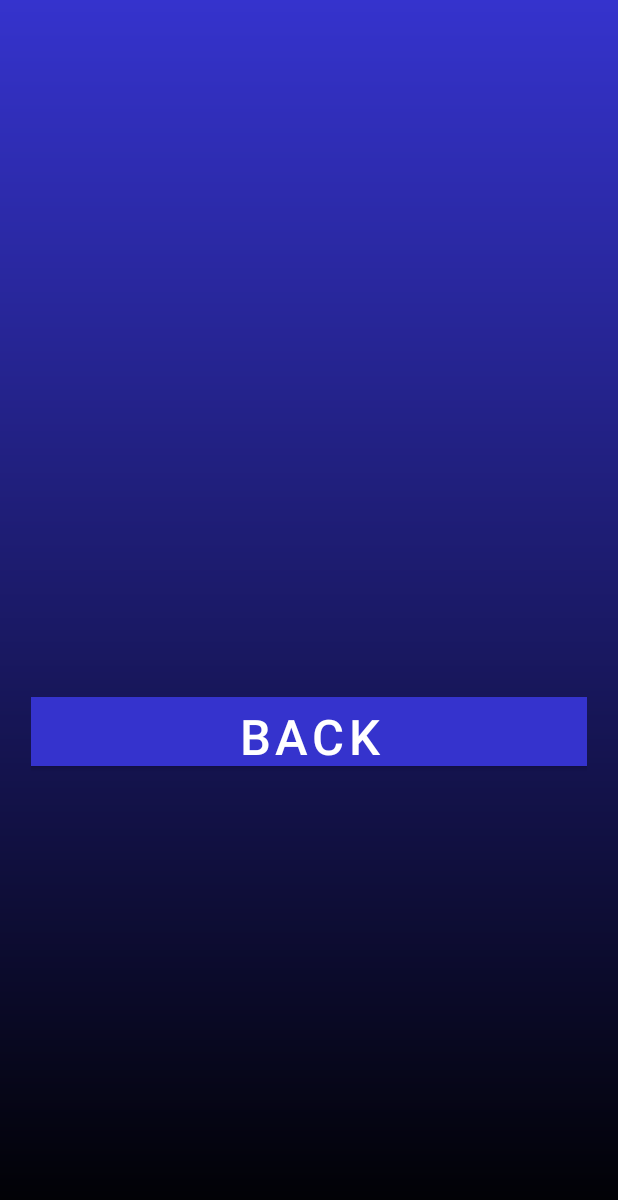
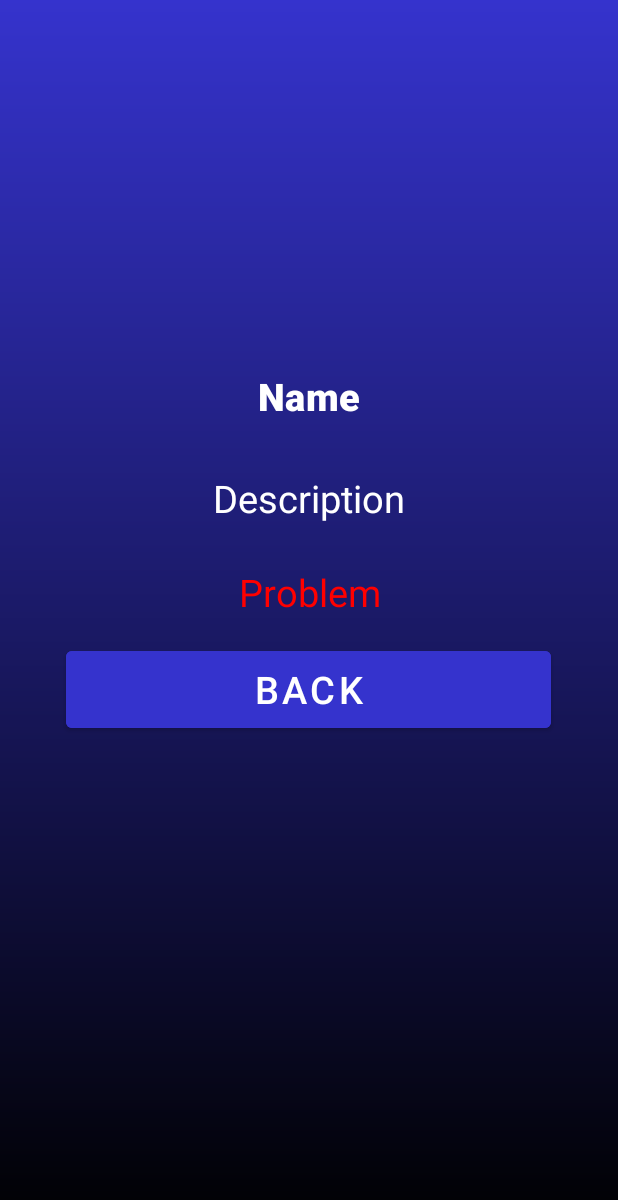
Before and after one commit to VehicleScan/VehicleScan, an Android app: the layout fragment_uds_detail.xml on its own in the app's theme, with its tools: preview values and no code run, on a phone screen of 412 x 824 dp. Shown: the top 1200 px of the screen. Run offline under Robolectric (Android 15) with nearby library versions, the phone set to English and light mode, and no system bars.

Commit message:
updates 2 in ui font and sizes

```diff
--- a/Diagnostic_Android_App/app/build.gradle.kts
+++ b/Diagnostic_Android_App/app/build.gradle.kts
@@ -9,7 +9,7 @@ android {
 
     defaultConfig {
         applicationId = "com.example.diagnostic_android_app"
-        minSdk = 35
+        minSdk = 34
         targetSdk = 35
         versionCode = 1
         versionName = "1.0"
--- a/Diagnostic_Android_App/app/src/main/res/layout/fragment_uds_detail.xml
+++ b/Diagnostic_Android_App/app/src/main/res/layout/fragment_uds_detail.xml
@@ -6,58 +6,60 @@
     android:layout_height="match_parent"
     android:background="@drawable/gradient_background"
     android:orientation="vertical"
-    android:padding="@dimen/_16sdp">
+    android:padding="16dp">
 
     <ImageView
         android:id="@+id/sensor_image"
-        android:layout_width="@dimen/_261sdp"
-        android:layout_height="@dimen/_167sdp"
+        android:layout_width="331dp"
+        android:layout_height="200dp"
         android:layout_gravity="center"
-        android:layout_marginTop="@dimen/_20sdp"
-        android:layout_marginEnd="@dimen/_12sdp" />
+        android:layout_marginEnd="12dp" />
 
     <TextView
         android:id="@+id/name"
         android:layout_width="match_parent"
-        android:layout_height="wrap_content"
+        android:layout_height="64dp"
         android:layout_gravity="center"
-        android:layout_marginTop="@dimen/_16sdp"
+        android:layout_marginTop="16dp"
+        android:gravity="center"
         android:textAppearance="?attr/textAppearanceHeadline6"
         android:textColor="@color/white"
-        android:textSize="@dimen/_25sdp"
-        android:textStyle="bold"
-        android:gravity="center"/>
+        android:textSize="25dp"
+        android:text = "Name"
+        android:textStyle="bold" />
 
     <TextView
         android:id="@+id/details"
         android:layout_width="match_parent"
-        android:layout_height="wrap_content"
+        android:layout_height="56dp"
         android:layout_gravity="center"
-        android:layout_marginTop="@dimen/_8sdp"
+        android:layout_marginTop="8dp"
+        android:gravity="center"
         android:textColor="@color/white"
-        android:textSize="@dimen/_25sdp"
-        android:gravity="center"/>
+        android:text = "Description"
+        android:textSize="25dp" />
 
     <TextView
         android:id="@+id/garage_support_status"
-        android:layout_width="match_parent"
-        android:layout_height="wrap_content"
+        android:layout_width="932dp"
+        android:layout_height="54dp"
         android:layout_gravity="center"
-        android:layout_marginTop="@dimen/_8sdp"
+        android:layout_marginTop="8dp"
+        android:gravity="center"
         android:textColor="@color/Red"
-        android:textSize="@dimen/_25sdp"
-        android:gravity="center"/>
+        android:text = "Problem"
+        android:textSize="25dp" />
 
     <Button
         android:id="@+id/back_button"
-        android:layout_width="394dp"
-        android:layout_height="58dp"
+        android:layout_width="323dp"
+        android:layout_height="63dp"
         android:layout_gravity="center"
-        android:layout_marginTop="@dimen/_16sdp"
+        android:layout_marginTop="6dp"
         android:backgroundTint="@color/blue_soft"
         android:gravity="center"
         android:text="Back"
         android:textColor="@color/white"
-        android:textSize="@dimen/_25sdp" />
+        android:textSize="25dp" />
 
 </LinearLayout>
```
Also changed, not shown: Diagnostic_Android_App/app/src/main/res/layout/fragment_dashboard.xml (+12 -10 lines), Diagnostic_Android_App/app/src/main/res/layout/fragment_uds_list.xml (+26 -21 lines), Diagnostic_Android_App/app/src/main/res/layout/item_uds.xml (+9 -9 lines).
